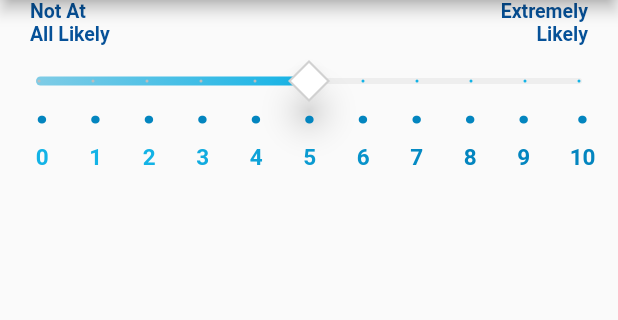
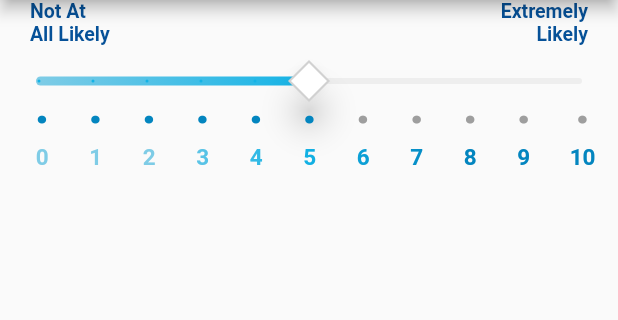
Before and after one commit to kamleshsangani/CustomSlider, a Flutter app: the screen it shows after launch, on a phone screen of 412 x 824 dp, the part 84-404 px from its top. Run offline on Flutter 3.47's test engine with Material 2 defaults, Android fonts, the phone set to English and light mode, and no system bars.

```diff
--- a/lib/constants.dart
+++ b/lib/constants.dart
@@ -6,5 +6,5 @@ var kCoolPink = const Color(0xFFF576AA);
 var kCoolBlue = const Color(0xFF013BCA);
 var kCoolBrown = const Color(0xFF45231D);
 var kCoolPurple = const Color(0xFF5D37B9);
-var KCoolBordercolor = const Color(0xffD1D1D1);
+var kCoolBordercolor = const Color(0xffD1D1D1);
 var kCoolGray = Colors.grey.shade200;
--- a/lib/custom_slider.dart
+++ b/lib/custom_slider.dart
@@ -17,25 +17,28 @@ class _CustomSliderState extends State<CustomSlider>
     with TickerProviderStateMixin {
   final GlobalKey _sliderKey = GlobalKey();
 
-  double _value = 50;
+  final List<int> _ratingPoints = [ 0 , 1, 2, 3, 4, 5, 6, 7, 8, 9, 10];
+
+  double _selectedValue = 5;
+
+  LinearGradient gradient = const LinearGradient(
+      colors: <Color> [
+        Color(0xff7FCCE6),
+        Color(0xff13B3E6),
+        Color(0xff0385BF),
+      ]
+  );
 
   @override
   Widget build(BuildContext context) {
-    LinearGradient gradient = const LinearGradient(
-        colors: <Color> [
-          Color(0xff7FCCE6),
-          Color(0xff13B3E6),
-          Color(0xff0385BF),
-        ]
-    );
     return SliderTheme(
       data: SliderTheme.of(context).copyWith(
         thumbShape: SmeSliderThumbShape(
           thumbRadius: 10.0,
-          sliderValue: _value,
+          sliderValue: _selectedValue,
         ),
         trackShape: SmeSliderTrackShape(gradient: gradient, darkenInactive: true),
-        valueIndicatorShape: SmeSliderValueIndicatorShape(sliderValue: _value),
+        //valueIndicatorShape: SmeSliderValueIndicatorShape(sliderValue: _value),
         showValueIndicator: ShowValueIndicator.always,
         //thumbShape: RoundSliderThumbShape(elevation: 10),
         //overlayShape: RoundSliderOverlayShape(overlayRadius: 2),
@@ -44,10 +47,10 @@ class _CustomSliderState extends State<CustomSlider>
         activeTrackColor: kCoolPurple,
         valueIndicatorColor: Color(0xff0385BF), //kCoolPurple,
         thumbColor: Colors.white, //Color(0xff0385BF), //kCoolPurple,
-        inactiveTickMarkColor: Color(0xff13B3E6), //Colors.grey.shade200,
-        activeTickMarkColor: Colors.grey.shade400, //Color(0xff13B3E6),
+        inactiveTickMarkColor: Colors.grey.shade200, //Color(0xff13B3E6),
+        activeTickMarkColor: Color(0xff13B3E6), //Colors.grey.shade400,
       ),
-      child: Slider(
+      /*child: Slider(
         key: _sliderKey,
         value: _value,
         min: 0,
@@ -59,7 +62,100 @@ class _CustomSliderState extends State<CustomSlider>
             _value = newValue;
           });
         },
+      ), */
+      child: Column(
+        children: [
+          Padding(
+            padding: const EdgeInsets.symmetric(horizontal: 20),
+            child: Row(
+              children: const [
+                SizedBox(
+                  width: 55,
+                  child: Text("Not At All Likely",
+                      style: TextStyle(
+                        fontSize: 13,
+                        fontWeight: FontWeight.w600,
+                        color: Color(0xff065198),
+                      )),
+                ),
+                Spacer(),
+                SizedBox(
+                  width: 60,
+                  child: Text(
+                    "Extremely Likely",
+                    textAlign: TextAlign.right,
+                    style: TextStyle(
+                      fontSize: 13,
+                      fontWeight: FontWeight.w700,
+                      color: Color(0xff065198),
+                    ),
+
+                  ),
+                )
+              ],
+            ),
+          ),
+          Stack(
+            children:[
+              Slider(
+                key: _sliderKey,
+                value: _selectedValue,
+                min: 0,
+                max: 10,
+                divisions: 10,
+                label: '${_selectedValue.toInt()}',
+                onChanged: (newValue) {
+                  setState(() {
+                    _selectedValue = newValue;
+                  });
+                },
+              ),
+              /*Padding(
+                padding: const EdgeInsets.only(top: 20.0, left: 23, right: 15),
+                child: Row(
+                  mainAxisAlignment: MainAxisAlignment.spaceBetween,children: widgets,),
+              ),*/
+
+              Padding(
+                padding: const EdgeInsets.only(top: 20.0, left: 23, right: 15),
+                child: Row(
+                  mainAxisAlignment: MainAxisAlignment.spaceBetween,
+                  children: _ratingPoints.map((item) {
+                    return _buildRatingPointBar(context, item);
+                  }).toList(),
+                ),
+              ),
+            ],
+          ),
+        ],
       ),
     );
   }
+
+  Widget _buildRatingPointBar(BuildContext context, int currentPoint) {
+    Color dotsColor = Colors.grey;
+    if(currentPoint <= _selectedValue) {
+      dotsColor = const Color(0xff0385BF);
+    }
+    return Column(
+      children: [
+        Text(".",style: TextStyle(
+          fontSize: 35,
+          fontWeight: FontWeight.w700,
+          color: dotsColor,
+        ),
+        ),
+        const SizedBox(height: 5,),
+        Text(currentPoint.toString(),
+          style:  TextStyle(
+            fontWeight: FontWeight.w700,
+            fontSize: 15,
+            foreground: Paint()..shader = gradient.createShader(
+              const Rect.fromLTWH(100.0, 200.0, 200.0, 70.0),
+            ),
+          ),
+        ),
+      ],
+    );
+  }
 }
--- a/lib/main.dart
+++ b/lib/main.dart
@@ -32,81 +32,22 @@ class MyHomePage extends StatefulWidget {
 
 class _MyHomePageState extends State<MyHomePage> {
 
-  final Shader linearGradient = const LinearGradient(
+  /*final Shader linearGradient = const LinearGradient(
     colors: <Color>[
       Color(0xff13B3E6),
       Color(0xff0385BF),],
   ).createShader(
     Rect.fromLTWH(100.0, 200.0, 200.0, 70.0),
-  );
-  final List<Widget> widgets = [];
+  );*/
+
   @override
   Widget build(BuildContext context) {
-    widgets.clear();
-    for (int i = 0; i <= 10; i++) {
-      widgets.add(Column(
-        children: [
-          const Text(".",style: TextStyle(
-        fontSize: 35,
-        fontWeight: FontWeight.w700,
-        color:Color(0xff0385BF),
-      ),),
-          const SizedBox(height: 5,),
-          Text(i.toString(),style:  TextStyle(
-              fontWeight: FontWeight.w700,
-            fontSize: 15,
-            foreground: Paint()..shader = linearGradient,
-          ),),
-        ],
-      ));
-    }
+
     return Scaffold(
       appBar: AppBar(
         title: const Text("Flutter Custom Slider"),
       ),
-      body: Column(
-        children: [
-          Padding(
-            padding: const EdgeInsets.symmetric(horizontal: 20),
-            child: Row(
-              children: const [
-                SizedBox(
-                  width: 55,
-                  child: Text("Not At All Likely",
-                      style: TextStyle(
-                        fontSize: 13,
-                        fontWeight: FontWeight.w600,
-                        color: Color(0xff065198),
-                      )),
-                ),
-                Spacer(),
-                SizedBox(
-                  width: 60,
-                  child: Text(
-                    "Extremely Likely",
-                    textAlign: TextAlign.right,
-                    style: TextStyle(
-                      fontSize: 13,
-                      fontWeight: FontWeight.w700,
-                      color: Color(0xff065198),
-                    ),
-
-                  ),
-                )
-              ],
-            ),
-          ),
-          Stack(children:[const CustomSlider(),
-            Padding(
-              padding: const EdgeInsets.only(top: 20.0, left: 23, right: 15),
-              child: Row(
-                mainAxisAlignment: MainAxisAlignment.spaceBetween,children: widgets,),
-            )]
-          ),
-
-
-        ],
-      ),
+      body: const CustomSlider(),
     );
   }
 }
--- a/lib/sme_slider_thumb_shape.dart
+++ b/lib/sme_slider_thumb_shape.dart
@@ -45,7 +45,7 @@ class SmeSliderThumbShape extends SliderComponentShape {
     canvas.drawShadow(path, Colors.black, evaluatedElevation, true);
 
     final outerPathColor = Paint()
-      ..color = KCoolBordercolor
+      ..color = kCoolBordercolor
       ..style = PaintingStyle.fill
       ..strokeWidth = 16;
 
```
